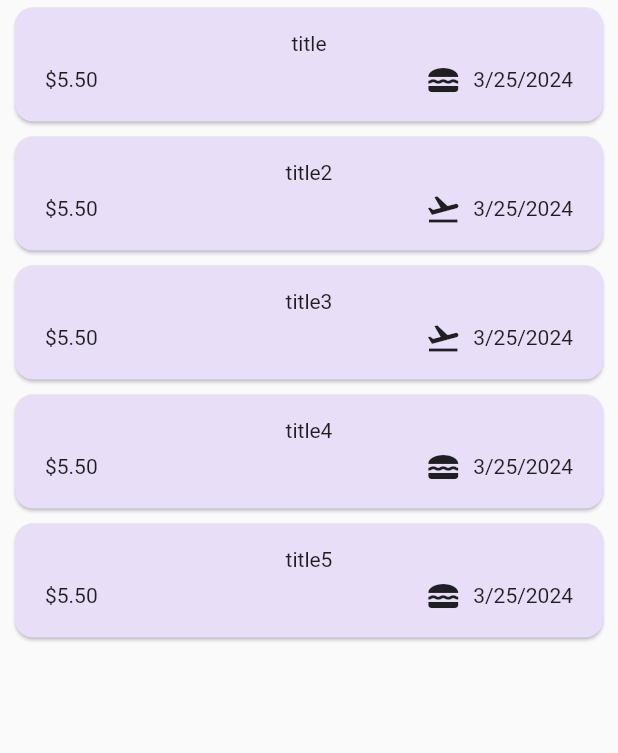
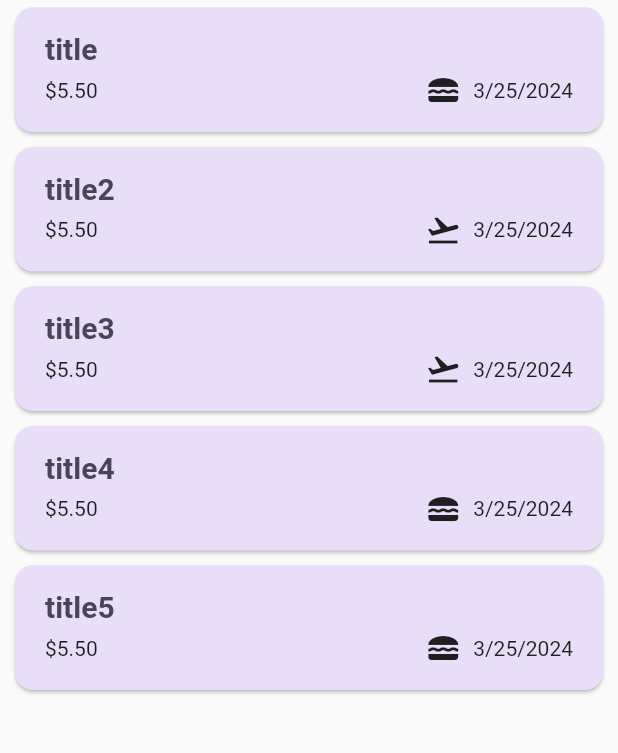
Before and after one commit to jayednahain/Expense-Tracker, a Flutter app: the screen it shows after launch, on a phone screen of 412 x 824 dp, the part 108-861 px from its top. Run offline on Flutter 3.47's test engine with Material 2 defaults, Android fonts, the phone set to English and light mode, and no system bars.

Commit message:
126: -complete dismiss widget background with custom theme value update

```diff
--- a/lib/AppThemeData/CustomTheme.dart
+++ b/lib/AppThemeData/CustomTheme.dart
@@ -15,7 +15,10 @@ ThemeData CustomTheme() {
     ),
     textTheme: ThemeData().textTheme.copyWith(
       titleLarge: TextStyle(
+
+        // this will overide the current title large
         fontWeight: FontWeight.bold,
+        // color:  Colors.red
         color: KcolorScheme.onSecondaryContainer,
 
       )
--- a/lib/ExpensesList.dart
+++ b/lib/ExpensesList.dart
@@ -4,14 +4,42 @@ import 'package:flutter/material.dart';
 import 'Models/ExpenseModal.dart';
 
 class ExpenseList extends StatelessWidget {
+
   const ExpenseList({
     super.key,
     required this.ExpenseListData,
-    required this.onRemoveExpense
+    required this.onRemoveExpense,
+
   });
+
+
 
   final List<ExpenseModal> ExpenseListData;
   final void Function(ExpenseModal expense) onRemoveExpense;
+
+
+  Widget _renderDismissibleRightToLeft(){
+    return Container(
+      color: Colors.red,
+    );
+  }
+
+  Widget _renderDismissibleLeftToRight(){
+    return Container(
+      color: Colors.green,
+    );
+  }
+
+  // Widget _getBackground() {
+  //   switch () {
+  //     case DismissDirection.endToStart:
+  //       return _renderDismissibleRightToLeft();
+  //     case DismissDirection.startToEnd:
+  //     default:
+  //       return _renderDismissibleLeftToRight();
+  //   }
+  // }
+
 
   @override
   Widget build(BuildContext context) {
@@ -19,7 +47,11 @@ class ExpenseList extends StatelessWidget {
         itemCount:  ExpenseListData.length,
         itemBuilder:(ctx,index){
           return Dismissible(
-              // 120-4
+              background:Container(
+                // color: Theme.of(context).colorScheme.error.withOpacity(0.97), custom color update
+                color: Theme.of(context).colorScheme.error.withOpacity(0.97),
+                margin: EdgeInsets.symmetric(horizontal:Theme.of(context).cardTheme.margin!.horizontal ) ,
+              ),
               onDismissed: (direction){
                 onRemoveExpense(ExpenseListData[index]);
               },
@@ -29,4 +61,7 @@ class ExpenseList extends StatelessWidget {
           );
         });
   }
+
+
+
 }
--- a/lib/Widgets/ExpenseSingleItem.dart
+++ b/lib/Widgets/ExpenseSingleItem.dart
@@ -16,11 +16,17 @@ class ExpenseSingleItem extends StatelessWidget {
           vertical: 16
         ),
         child: Column(
+          crossAxisAlignment: CrossAxisAlignment.start,
           children: [
-            Text(expense.title),
-            SizedBox(
-              height:4,
+            Text(
+              expense.title,
+
+              // style: Theme.of(context).textTheme.titleLarge.copyWith(),
+              // override the actual theme for the specific widget
+
+              style: Theme.of(context).textTheme.titleLarge,
             ),
+            const SizedBox(height:4),
             Row(
               children: [
                 Text("\$${expense.amount.toStringAsFixed(2)}"),
```
